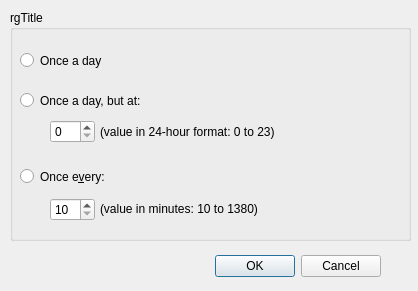
Before: the Qt Designer form notifier/octopi-notifier/ui/setupdialog.ui in aarnt/octopi, drawn with Qt 5.
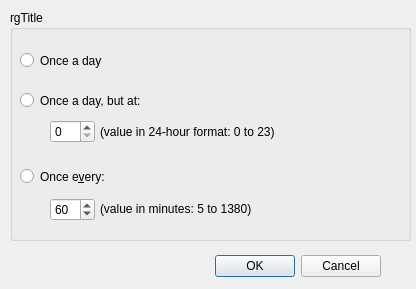
After: the same form once the commit is applied.

Commit message: - Minimum minutes interval is 5; - Updated translations.

Diff of the .ui file:
```diff
--- a/notifier/octopi-notifier/ui/setupdialog.ui
+++ b/notifier/octopi-notifier/ui/setupdialog.ui
@@ -6,8 +6,8 @@
    <rect>
     <x>0</x>
     <y>0</y>
-    <width>418</width>
-    <height>291</height>
+    <width>416</width>
+    <height>289</height>
    </rect>
   </property>
   <property name="windowTitle">
@@ -118,11 +118,14 @@
      </rect>
     </property>
     <property name="minimum">
-     <number>10</number>
+     <number>5</number>
     </property>
     <property name="maximum">
      <number>1380</number>
     </property>
+    <property name="value">
+     <number>60</number>
+    </property>
    </widget>
    <widget class="QLabel" name="lblOnceADayAt">
     <property name="geometry">
@@ -147,7 +150,7 @@
      </rect>
     </property>
     <property name="text">
-     <string>(value in minutes: 10 to 1380)</string>
+     <string>(value in minutes: 5 to 1380)</string>
     </property>
    </widget>
   </widget>
```
The commit also changes 42 other files.
